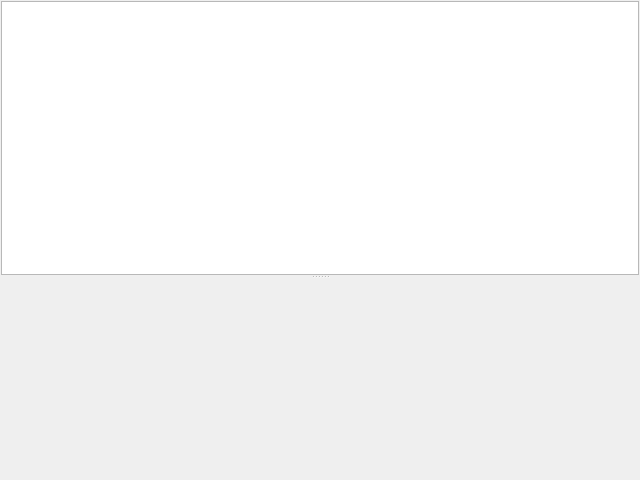
coolshou/qiperf, file qiperfc/views/throughputview.ui: the form before one commit.
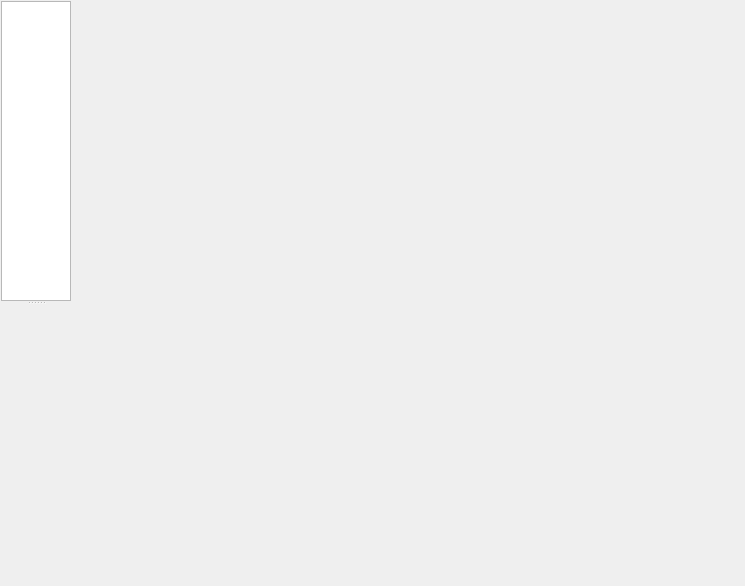
The form after the commit.

Commit message: better layout of plot

Patch:
```diff
--- a/qiperfc/views/throughputview.ui
+++ b/qiperfc/views/throughputview.ui
@@ -6,8 +6,8 @@
    <rect>
     <x>0</x>
     <y>0</y>
-    <width>640</width>
-    <height>480</height>
+    <width>745</width>
+    <height>586</height>
    </rect>
   </property>
   <property name="windowTitle">
@@ -31,6 +31,9 @@
    </property>
    <item>
     <widget class="QSplitter" name="splitter">
+     <property name="autoFillBackground">
+      <bool>false</bool>
+     </property>
      <property name="orientation">
       <enum>Qt::Vertical</enum>
      </property>
@@ -38,7 +41,7 @@
       <property name="minimumSize">
        <size>
         <width>0</width>
-        <height>150</height>
+        <height>300</height>
        </size>
       </property>
       <property name="mouseTracking">
@@ -64,10 +67,26 @@
       <property name="minimumSize">
        <size>
         <width>0</width>
-        <height>200</height>
+        <height>280</height>
        </size>
       </property>
-      <layout class="QHBoxLayout" name="hl_console" stretch=""/>
+      <layout class="QHBoxLayout" name="hl_console">
+       <property name="sizeConstraint">
+        <enum>QLayout::SetMaximumSize</enum>
+       </property>
+       <property name="leftMargin">
+        <number>2</number>
+       </property>
+       <property name="topMargin">
+        <number>2</number>
+       </property>
+       <property name="rightMargin">
+        <number>2</number>
+       </property>
+       <property name="bottomMargin">
+        <number>2</number>
+       </property>
+      </layout>
      </widget>
     </widget>
    </item>
```
Left out of the diff: 3 changed lines with no effect on the pictures. The commit also changes 3 other files.
